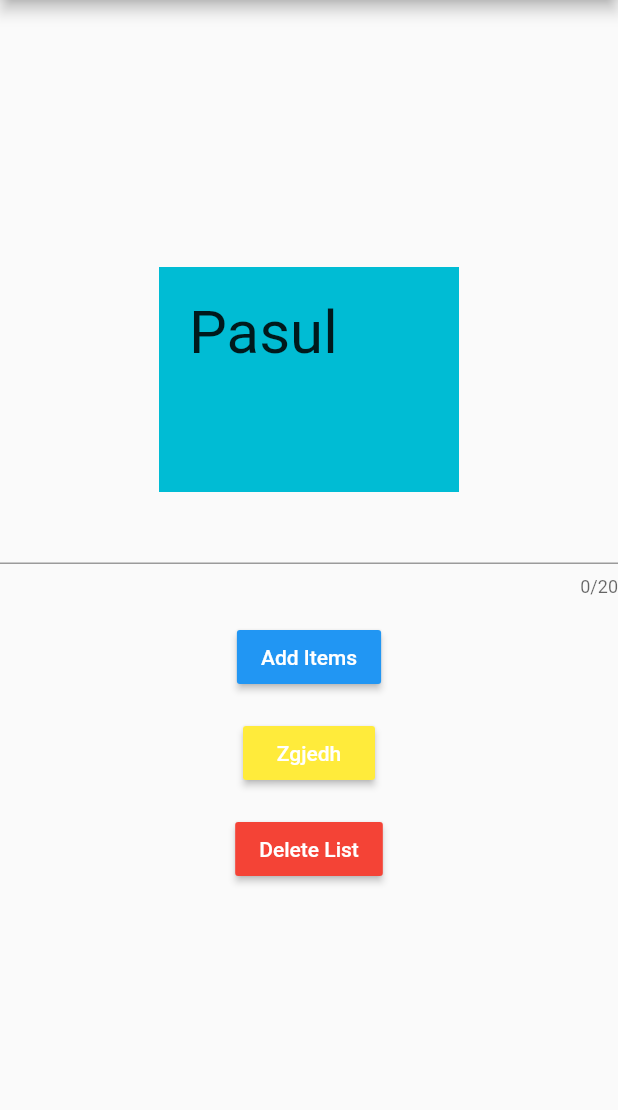
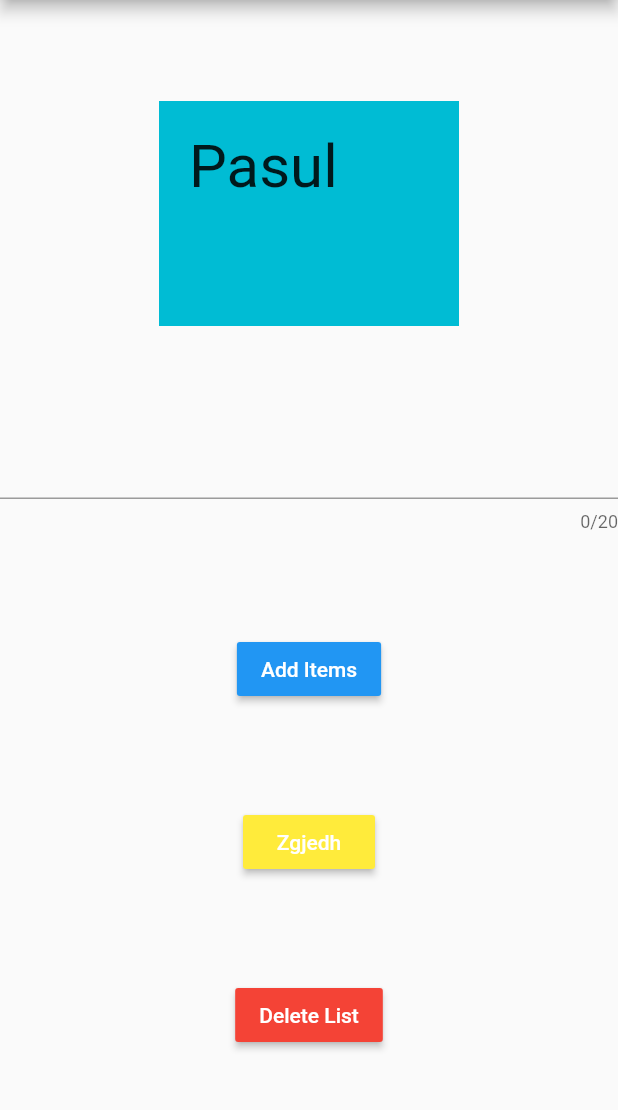
Before and after one commit to ShqipdonDrenica/foods, a Flutter app: the screen it shows after launch, on a phone screen of 412 x 824 dp, the part 84-1194 px from its top. Run offline on Flutter 3.47's test engine with Material 2 defaults, Android fonts, the phone set to English and light mode, and no system bars.

Commit message:
Update main.dart

```diff
--- a/lib/main.dart
+++ b/lib/main.dart
@@ -20,46 +20,26 @@ class HomePage extends StatefulWidget {
 }
 
 class _HomePageState extends State<HomePage> {
-  // var foods = [
-  //   [
-  //     'Pasul',
-  //     'Dollme',
-  //     'Gullash'
-  //   ],
-  //   [
-  //     'Fli',
-  //     'Oriz'
-  //   ]
-  // ];
   List<String> foods = [
     "Pasul",
     "Dollme",
     "Gullash"
   ];
   List<String> foods2 = [];
-  // List<String> foods12 = [];
-  //var list = [];
-  //list= new List.from(foods).addAll(foods2);
-  // var foods3 = foods + foods2;
-  // Combining lists
-  //gfg1.addAll(gfg2);
+  //initState perdoret per te inicilizuar shprehjet qe do te perdoren ne te ardhmen
+  //ketu ne listen foods2 eshte shtuar komplet lista foods
   @override
   void initState() {
     foods2.addAll(foods);
   }
 
+  //nje kontrollues per nje textfield, kur eshte textfieldi i lidhur me textEditingController
+  //nese modifikohet teksti, textfieldi do te njoftohet dhe do te behet update
   TextEditingController controller = TextEditingController();
-  final _random = new Random();
   bool isDeleted = false;
-
-  var randomIndex;
-
-  //var foods3 = foods+foods2;
-  //var list = new List.from(foods)..addAll(foods2);
 
   @override
   Widget build(BuildContext context) {
-    randomIndex = foods[_random.nextInt(foods.length)];
     return MaterialApp(
       home: Scaffold(
         appBar: AppBar(
@@ -68,7 +48,7 @@ class _HomePageState extends State<HomePage> {
           ),
         ),
         body: Column(
-          mainAxisAlignment: MainAxisAlignment.center,
+          mainAxisAlignment: MainAxisAlignment.spaceEvenly,
           crossAxisAlignment: CrossAxisAlignment.center,
           children: <Widget>[
             Container(
@@ -80,24 +60,13 @@ class _HomePageState extends State<HomePage> {
                 isDeleted ? foods[0] : foods2[0],
                 style: TextStyle(fontSize: 40),
               ),
-              //   child: ListView(
-              //     shrinkWrap: true,
-              //     children: foods.map((element) => Text(foods[0])).toList(),
-              //     //children: foods.map((element) => Text(element)).toList(),
-              //     // itemCount: foods.length,
-              //     // itemBuilder: (context, index) {
-              //     //   return foods[index];
-              //     // },
-              //   ),
             ),
+            //textfieldi per te shkruar ushqimin ne kete rast, ku therret controllerin e
+            //deklaruar me lart, dhe pranon deri 20 karaktere.
             TextField(
               controller: controller,
-              // onChanged: (str) {
-              //   name = str;
-              // },
               maxLength: 20,
             ),
-            Text(''),
             RaisedButton(
                 color: Colors.blue,
                 child: Text(
@@ -105,13 +74,13 @@ class _HomePageState extends State<HomePage> {
                   style: TextStyle(color: Colors.white),
                 ),
                 onPressed: () {
+                  //kur behet click merr tekstin e shkruar ne text field dhe e shton ne listen foods2
                   setState(() {
                     foods2.add(controller.text);
 
                     print(foods2);
                   });
                 }),
-            Text(''),
             RaisedButton(
                 color: Colors.yellow,
                 child: Text(
@@ -119,36 +88,28 @@ class _HomePageState extends State<HomePage> {
                   style: TextStyle(color: Colors.white),
                 ),
                 onPressed: () {
+                  //kur klikohet nese variabla isDeletet eshte true behet shuffle foods
+                  //nese eshte false behet foods shuffle
                   setState(() {
                     isDeleted ? foods.shuffle() : foods2.shuffle();
                   });
                   print(foods);
                   print(foods2);
-                  //var element = getRandomElement(foods);
-                  //print(foods[randomIndex]);
-
-                  //var randomItem = (foods2..shuffle()).first;
-                  //var element = foods[_random.nextInt(foods.length)];
                 }),
-            Text(''),
             RaisedButton(
               color: Colors.red,
               child: Text(
                 'Delete List',
-                // 'Print foods',
                 style: TextStyle(color: Colors.white),
               ),
               onPressed: () {
+                //fshin te gjitha elementet ne listen foods2
                 setState(() {
                   isDeleted = true;
                   foods2.clear();
                   print(foods);
                   print(foods2);
                 });
-
-                //foods2.removeRange(3, foods2.length);
-                //foods.addAll(foods);
-                //print(foods);
               },
             ),
           ],
```
